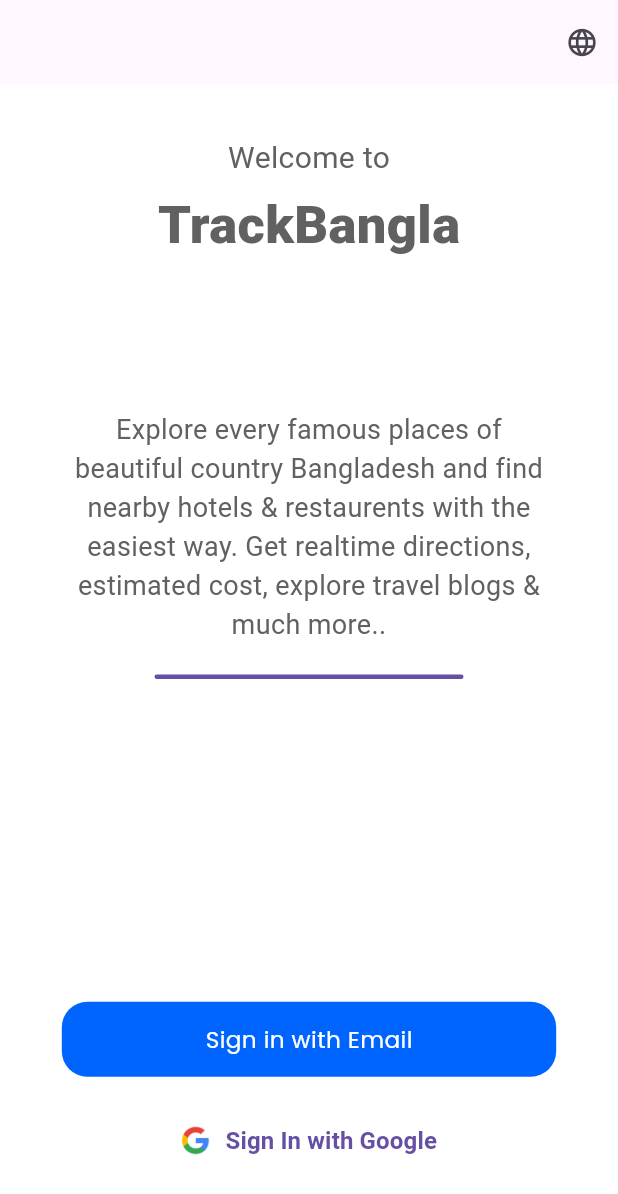
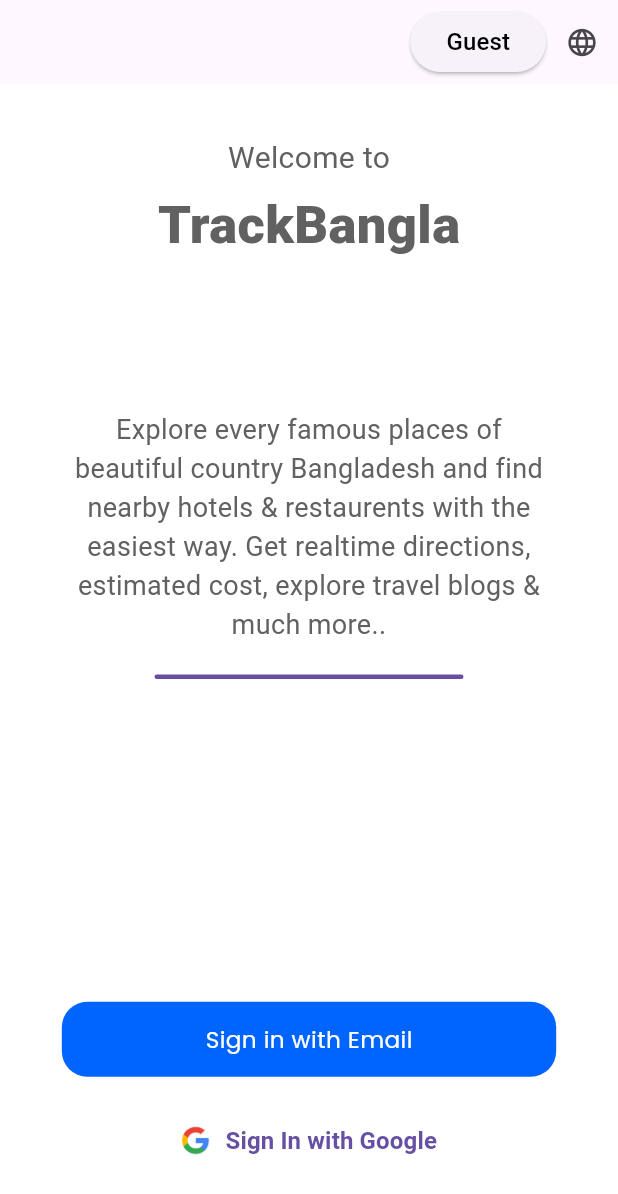
Before and after one commit to alaminXpro/TrackBangla, a Flutter app: the screen it shows after launch, on a phone screen of 412 x 824 dp. Shown: the top 1194 px of the screen. Run offline on Flutter 3.47's test engine with Material 3 defaults, Android fonts, the phone set to English and light mode, and no system bars; our stand-ins replace cloud_firestore, connectivity, easy_localization, firebase_auth, firebase_core, flare_flutter and 8 more; accounts and stored records are empty.

Commit message:
Commit from AlaminXpro

```diff
--- a/lib/pages/sign_in.dart
+++ b/lib/pages/sign_in.dart
@@ -97,11 +97,11 @@
       key: scaffoldKey,
       appBar: AppBar(
         actions: [
-          widget.tag != null
+          widget.tag == 'onBoarding'
               ? Container()
               : ElevatedButton(
                   onPressed: () => handleSkip(),
-                  child: Text('skip',
+                  child: Text('Guest',
                       style: TextStyle(
                         fontSize: 16,
                         fontWeight: FontWeight.w500,
--- a/lib/view/login/controller/login_controller.dart
+++ b/lib/view/login/controller/login_controller.dart
@@ -1,3 +1,4 @@
+import 'package:trackbangla/blocs/sign_in_bloc.dart';
 import 'package:trackbangla/core/utils/next_screen.dart';
 import 'package:trackbangla/home.dart';
 import 'package:flutter/material.dart';
@@ -16,6 +17,7 @@
   TextEditingController emailController = TextEditingController();
 
   RxBool isLoading = false.obs;
+  final sb = Get.find<SignInBloc>();
 
   Future<void> login() async {
     isLoading.value = true;
@@ -26,6 +28,7 @@
       if (user != null) {
         if (user.emailVerified) {
           Get.snackbar('Success', 'Logged in successfully!');
+          sb.setSignIn();
           Get.to(DonePage());
         } else {
           Get.snackbar('Error', 'Please verify your email before logging in.');
```
